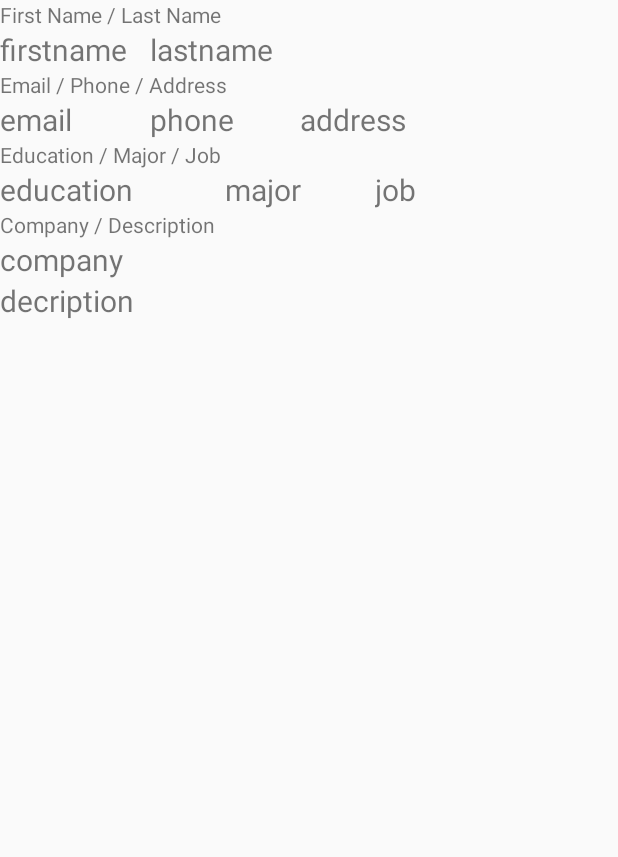
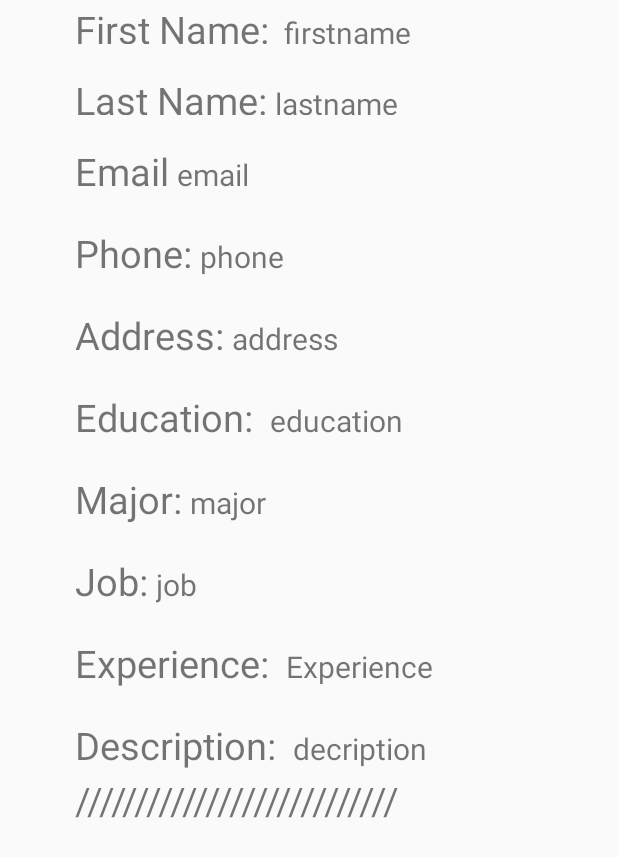
Before and after one commit to jaiminshah17/EasyStartUp2, an Android app: the layout jobseeker_list_model.xml on its own in the app's theme, with its tools: preview values and no code run, on a phone screen of 412 x 824 dp. Shown: the top 857 px of the screen. Run offline under Robolectric (Android 15) with nearby library versions, the phone set to English and light mode, and no system bars.

Commit message:
Enterprise part and bottom navigation finished

```diff
--- a/app/src/main/res/layout/company_list_model.xml
+++ b/app/src/main/res/layout/company_list_model.xml
@@ -2,18 +2,24 @@
 <ScrollView xmlns:android="http://schemas.android.com/apk/res/android"
     xmlns:app="http://schemas.android.com/apk/res-auto"
     xmlns:tools="http://schemas.android.com/tools"
-    android:layout_width="match_parent"
+    android:layout_width="wrap_content"
     android:layout_height="wrap_content">
 
     <TableLayout
-        android:layout_width="200dp"
+        android:layout_marginLeft="50dp"
+        android:layout_width="wrap_content"
         android:layout_height="wrap_content"
         android:orientation="vertical" >
+
+
+
+        <LinearLayout android:orientation="horizontal">
     <TextView
+        android:textSize="25sp"
         android:id="@+id/txt_Cname"
         android:layout_width="wrap_content"
         android:layout_height="wrap_content"
-        android:text="Company"
+        android:text="Company : "
         />
     <TextView
         android:id="@+id/txt_name"
@@ -22,12 +28,15 @@
         android:layout_below = "@+id/txt_Cname"
         android:text="Name"
         android:textSize="20sp" />
+        </LinearLayout>
 
+        <LinearLayout android:orientation="horizontal">
     <TextView
+        android:textSize="25sp"
         android:id="@+id/txt_Position"
         android:layout_width="wrap_content"
         android:layout_height="wrap_content"
-        android:text="Recurite Position"
+        android:text="Hiring: "
         android:layout_toRightOf = "@+id/txt_Cname"
         />
     <TextView
@@ -38,12 +47,15 @@
         android:layout_toRightOf = "@+id/txt_name"
         android:text="Position"
         android:textSize="20sp" />
+        </LinearLayout>
 
-    <TextView
+        <LinearLayout android:orientation="horizontal">
+        <TextView
+            android:textSize="25sp"
         android:id="@+id/txt_Description"
         android:layout_width="wrap_content"
         android:layout_height="wrap_content"
-        android:text="Company Description"
+        android:text="Description: "
         android:layout_toRightOf = "@+id/txt_Position"
         />
     <TextView
@@ -54,6 +66,15 @@
         android:layout_toRightOf = "@+id/txt_Rposition"
         android:text="Name"
         android:textSize="20sp" />
+        </LinearLayout>
+
+        <TextView
+            android:textSize="25dp"
+            android:layout_marginTop="5dp"
+            android:id="@+id/cutend"
+            android:layout_width="wrap_content"
+            android:layout_height="wrap_content"
+            android:text="///////////////////////////" />
 
     </TableLayout>
 
--- a/app/src/main/res/layout/jobseeker_list_model.xml
+++ b/app/src/main/res/layout/jobseeker_list_model.xml
@@ -5,27 +5,48 @@
     android:layout_height="wrap_content">
 
     <TableLayout
-        android:layout_width="400dp"
+        android:layout_marginLeft="50dp"
+        android:layout_marginRight="50dp"
+        android:layout_width="wrap_content"
         android:layout_height="wrap_content"
         android:orientation="vertical" >
 
 
     <!-- Name -->
+        <LinearLayout
+            android:orientation="horizontal">
         <TextView
+            android:textSize="25dp"
+
+            android:layout_marginTop="2dp"
             android:id="@+id/txt_user"
             android:layout_width="wrap_content"
-        android:layout_height="wrap_content"
-        android:text="First Name / Last Name"
-        />
-        <LinearLayout>
+            android:layout_height="match_parent"
+            android:text="First Name:" />
+
         <TextView
+            android:layout_marginLeft="10dp"
             android:id="@+id/txt_fn"
             android:layout_width="100dp"
             android:layout_height="wrap_content"
-        android:layout_below = "@+id/txt_user"
+            android:layout_below="@+id/txt_user"
+            android:layout_marginTop="2dp"
+            android:layout_toRightOf="@+id/txt_user"
             android:text="firstname"
             android:textSize="20sp" />
+        </LinearLayout>
+        <LinearLayout
+            android:orientation="horizontal">
             <TextView
+                android:textSize="25dp"
+                android:layout_marginTop="20dp"
+                android:id="@+id/txt_user2"
+                android:layout_width="wrap_content"
+                android:layout_height="match_parent"
+                android:text="Last Name:" />
+    <TextView
+        android:layout_marginLeft="5dp"
+        android:layout_marginTop="20dp"
         android:id="@+id/txt_ln"
         android:layout_width="100dp"
         android:layout_height="wrap_content"
@@ -36,22 +57,43 @@
         </LinearLayout>
 
 
+
     <!-- Contact -->
+        <LinearLayout
+            android:orientation="horizontal">
     <TextView
+        android:textSize="25dp"
+        android:layout_marginTop="20dp"
         android:id="@+id/txt_Con"
         android:layout_width="wrap_content"
         android:layout_height="wrap_content"
         android:layout_below = "@+id/txt_ln"
-        android:text="Email / Phone / Address" />
-        <LinearLayout>
+        android:text="Email" />
+
     <TextView
+        android:layout_marginLeft="5dp"
+        android:layout_marginTop="20dp"
         android:id="@+id/email"
-        android:layout_width="100dp"
+        android:layout_width="wrap_content"
         android:layout_height="wrap_content"
         android:textSize="20sp"
         android:layout_below = "@+id/txt_Con"
         android:text="email" />
+        </LinearLayout>
+        <LinearLayout
+            android:orientation="horizontal">
             <TextView
+                android:textSize="25dp"
+                android:layout_marginTop="20dp"
+                android:id="@+id/txt_Con1"
+                android:layout_width="wrap_content"
+                android:layout_height="wrap_content"
+                android:layout_below = "@+id/txt_ln"
+                android:text="Phone:" />
+
+    <TextView
+        android:layout_marginLeft="5dp"
+        android:layout_marginTop="20dp"
         android:id="@+id/phone"
         android:layout_width="100dp"
         android:layout_height="wrap_content"
@@ -59,7 +101,21 @@
         android:layout_below = "@+id/txt_Con"
         android:layout_toRightOf="@+id/txt_fn"
         android:text="phone" />
+        </LinearLayout>
+        <LinearLayout
+            android:orientation="horizontal">
             <TextView
+                android:textSize="25dp"
+                android:layout_marginTop="20dp"
+                android:id="@+id/txt_Con2"
+                android:layout_width="wrap_content"
+                android:layout_height="wrap_content"
+                android:layout_below = "@+id/txt_ln"
+                android:text="Address:" />
+
+    <TextView
+        android:layout_marginLeft="5dp"
+        android:layout_marginTop="20dp"
         android:id="@+id/address"
         android:layout_width="150dp"
         android:layout_height="wrap_content"
@@ -71,21 +127,42 @@
 
 
     <!-- Education -->
+        <LinearLayout
+            android:orientation="horizontal">
     <TextView
+
+        android:textSize="25dp"
+        android:layout_marginTop="20dp"
         android:id="@+id/txt_Edu"
         android:layout_width="wrap_content"
         android:layout_height="wrap_content"
         android:layout_below = "@+id/address"
-        android:text="Education / Major / Job" />
-        <LinearLayout>
+        android:text="Education: " />
+
     <TextView
+        android:layout_marginLeft="5dp"
+        android:layout_marginTop="20dp"
         android:id="@+id/education"
         android:layout_width="150dp"
         android:layout_height="wrap_content"
         android:textSize="20sp"
         android:layout_below = "@+id/txt_Edu"
         android:text="education" />
+        </LinearLayout>
+        <LinearLayout
+            android:orientation="horizontal">
             <TextView
+
+                android:textSize="25dp"
+                android:layout_marginTop="20dp"
+                android:id="@+id/txt_Edu1"
+                android:layout_width="wrap_content"
+                android:layout_height="wrap_content"
+                android:layout_below = "@+id/address"
+                android:text="Major:" />
+    <TextView
+        android:layout_marginLeft="5dp"
+        android:layout_marginTop="20dp"
         android:id="@+id/major"
         android:layout_width="100dp"
         android:layout_height="wrap_content"
@@ -93,7 +170,22 @@
         android:layout_below="@+id/txt_Edu"
         android:layout_toRightOf="@id/education"
         android:text="major" />
+        </LinearLayout>
+        <LinearLayout
+            android:orientation="horizontal">
             <TextView
+
+                android:textSize="25dp"
+                android:layout_marginTop="20dp"
+                android:id="@+id/txt_Edu2"
+                android:layout_width="wrap_content"
+                android:layout_height="wrap_content"
+                android:layout_below = "@+id/address"
+                android:text="Job:" />
+
+    <TextView
+        android:layout_marginLeft="5dp"
+        android:layout_marginTop="20dp"
         android:id="@+id/job"
         android:layout_width="150dp"
         android:layout_height="wrap_content"
@@ -105,27 +197,60 @@
 
 
     <!-- Company -->
+        <LinearLayout
+            android:orientation="horizontal">
+
     <TextView
+        android:textSize="25dp"
+        android:layout_marginTop="20dp"
         android:id="@+id/Exp"
         android:layout_width="wrap_content"
         android:layout_height="wrap_content"
         android:layout_below = "@+id/job"
-        android:text="Company / Description" />
+        android:text="Experience: " />
 
     <TextView
+        android:layout_marginLeft="5dp"
+        android:layout_marginTop="20dp"
         android:id="@+id/company"
         android:layout_width="wrap_content"
         android:layout_height="wrap_content"
         android:textSize="20sp"
         android:layout_below = "@+id/Exp"
-        android:text="company" />
+        android:text="Experience" />
+        </LinearLayout>
+        <LinearLayout
+            android:orientation="horizontal">
+
         <TextView
+            android:textSize="25dp"
+            android:layout_marginTop="20dp"
+            android:id="@+id/Exp1"
+            android:layout_width="wrap_content"
+            android:layout_height="wrap_content"
+            android:layout_below = "@+id/job"
+            android:text="Description: " />
+
+    <TextView
+        android:layout_marginLeft="5dp"
+        android:layout_marginTop="20dp"
         android:id="@+id/description"
         android:layout_width="wrap_content"
         android:layout_height="wrap_content"
         android:textSize="20sp"
         android:layout_below = "@+id/company"
         android:text="decription" />
+        </LinearLayout>
+
+        <TextView
+            android:textSize="25dp"
+            android:layout_marginTop="2dp"
+            android:id="@+id/cutend"
+            android:layout_width="wrap_content"
+            android:layout_height="wrap_content"
+            android:layout_below = "@+id/Exp1"
+            android:text="///////////////////////////" />
+
     </TableLayout>
 
 </ScrollView>
```
Lines whose indentation alone changed are shown as unchanged.
